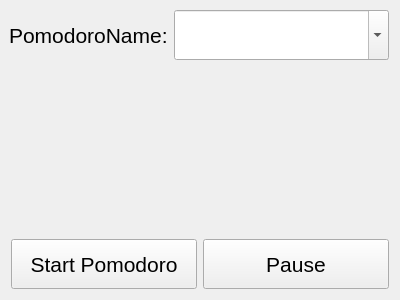
Above: ui/TimerWindow.ui from mayuso/Qomodoro before the change. Below: the same form after it.
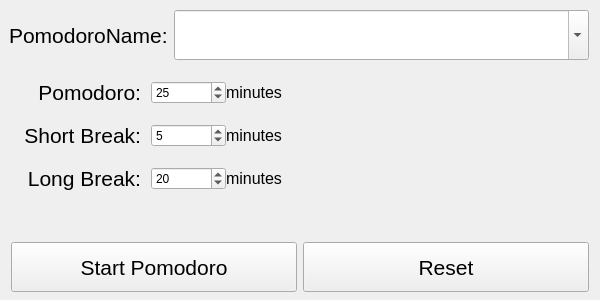
That is the form after the change. Custom widgets are drawn as their Qt base class.

Commit message: Added DayChart and configurable times

Diff of the .ui file:
```diff
--- a/ui/TimerWindow.ui
+++ b/ui/TimerWindow.ui
@@ -6,7 +6,7 @@
    <rect>
     <x>0</x>
     <y>0</y>
-    <width>400</width>
+    <width>600</width>
     <height>300</height>
    </rect>
   </property>
@@ -114,15 +114,440 @@
     </widget>
    </item>
    <item>
-    <widget class="TimeLabel" name="timeLabel">
-     <property name="text">
-      <string/>
-     </property>
-     <property name="alignment">
-      <set>Qt::AlignCenter</set>
-     </property>
+    <widget class="QWidget" name="horizontalWidget" native="true">
+     <layout class="QHBoxLayout" name="horizontalLayout_5">
+      <item>
+       <widget class="QWidget" name="verticalWidget" native="true">
+        <property name="sizePolicy">
+         <sizepolicy hsizetype="Preferred" vsizetype="Minimum">
+          <horstretch>0</horstretch>
+          <verstretch>0</verstretch>
+         </sizepolicy>
+        </property>
+        <layout class="QVBoxLayout" name="verticalLayout_2">
+         <property name="spacing">
+          <number>0</number>
+         </property>
+         <property name="leftMargin">
+          <number>0</number>
+         </property>
+         <property name="topMargin">
+          <number>0</number>
+         </property>
+         <property name="rightMargin">
+          <number>0</number>
+         </property>
+         <property name="bottomMargin">
+          <number>0</number>
+         </property>
+         <item>
+          <widget class="QWidget" name="horizontalWidget2" native="true">
+           <property name="sizePolicy">
+            <sizepolicy hsizetype="Preferred" vsizetype="Fixed">
+             <horstretch>0</horstretch>
+             <verstretch>0</verstretch>
+            </sizepolicy>
+           </property>
+           <property name="maximumSize">
+            <size>
+             <width>16777215</width>
+             <height>50</height>
+            </size>
+           </property>
+           <layout class="QHBoxLayout" name="horizontalLayout">
+            <property name="spacing">
+             <number>0</number>
+            </property>
+            <property name="leftMargin">
+             <number>0</number>
+            </property>
+            <property name="topMargin">
+             <number>9</number>
+            </property>
+            <property name="rightMargin">
+             <number>0</number>
+            </property>
+            <property name="bottomMargin">
+             <number>9</number>
+            </property>
+            <item>
+             <widget class="QLabel" name="pomodoroLabel">
+              <property name="minimumSize">
+               <size>
+                <width>140</width>
+                <height>0</height>
+               </size>
+              </property>
+              <property name="maximumSize">
+               <size>
+                <width>140</width>
+                <height>16777215</height>
+               </size>
+              </property>
+              <property name="font">
+               <font>
+                <pointsize>16</pointsize>
+               </font>
+              </property>
+              <property name="text">
+               <string>Pomodoro:</string>
+              </property>
+              <property name="alignment">
+               <set>Qt::AlignRight|Qt::AlignTrailing|Qt::AlignVCenter</set>
+              </property>
+              <property name="indent">
+               <number>10</number>
+              </property>
+             </widget>
+            </item>
+            <item>
+             <widget class="QSpinBox" name="pomodoroTime">
+              <property name="sizePolicy">
+               <sizepolicy hsizetype="Fixed" vsizetype="Fixed">
+                <horstretch>0</horstretch>
+                <verstretch>0</verstretch>
+               </sizepolicy>
+              </property>
+              <property name="minimumSize">
+               <size>
+                <width>75</width>
+                <height>0</height>
+               </size>
+              </property>
+              <property name="maximumSize">
+               <size>
+                <width>75</width>
+                <height>16777215</height>
+               </size>
+              </property>
+              <property name="minimum">
+               <number>10</number>
+              </property>
+              <property name="maximum">
+               <number>120</number>
+              </property>
+              <property name="value">
+               <number>25</number>
+              </property>
+             </widget>
+            </item>
+            <item>
+             <widget class="QLabel" name="labelMinutes">
+              <property name="minimumSize">
+               <size>
+                <width>80</width>
+                <height>0</height>
+               </size>
+              </property>
+              <property name="maximumSize">
+               <size>
+                <width>80</width>
+                <height>16777215</height>
+               </size>
+              </property>
+              <property name="font">
+               <font>
+                <pointsize>12</pointsize>
+               </font>
+              </property>
+              <property name="text">
+               <string>minutes</string>
+              </property>
+             </widget>
+            </item>
+           </layout>
+          </widget>
+         </item>
+         <item>
+          <widget class="QWidget" name="horizontalWidget3" native="true">
+           <property name="sizePolicy">
+            <sizepolicy hsizetype="Preferred" vsizetype="Fixed">
+             <horstretch>0</horstretch>
+             <verstretch>0</verstretch>
+            </sizepolicy>
+           </property>
+           <property name="maximumSize">
+            <size>
+             <width>16777215</width>
+             <height>50</height>
+            </size>
+           </property>
+           <layout class="QHBoxLayout" name="horizontalLayout_4">
+            <property name="spacing">
+             <number>0</number>
+            </property>
+            <property name="leftMargin">
+             <number>0</number>
+            </property>
+            <property name="topMargin">
+             <number>9</number>
+            </property>
+            <property name="rightMargin">
+             <number>0</number>
+            </property>
+            <property name="bottomMargin">
+             <number>9</number>
+            </property>
+            <item>
+             <widget class="QLabel" name="shortBreakLabel">
+              <property name="minimumSize">
+               <size>
+                <width>140</width>
+                <height>0</height>
+               </size>
+              </property>
+              <property name="maximumSize">
+               <size>
+                <width>140</width>
+                <height>16777215</height>
+               </size>
+              </property>
+              <property name="font">
+               <font>
+                <pointsize>16</pointsize>
+               </font>
+              </property>
+              <property name="text">
+               <string>Short Break:</string>
+              </property>
+              <property name="alignment">
+               <set>Qt::AlignRight|Qt::AlignTrailing|Qt::AlignVCenter</set>
+              </property>
+              <property name="indent">
+               <number>10</number>
+              </property>
+             </widget>
+            </item>
+            <item>
+             <widget class="QSpinBox" name="shortBreakTime">
+              <property name="sizePolicy">
+               <sizepolicy hsizetype="Fixed" vsizetype="Fixed">
+                <horstretch>0</horstretch>
+                <verstretch>0</verstretch>
+               </sizepolicy>
+              </property>
+              <property name="minimumSize">
+               <size>
+                <width>75</width>
+                <height>0</height>
+               </size>
+              </property>
+              <property name="maximumSize">
+               <size>
+                <width>75</width>
+                <height>16777215</height>
+               </size>
+              </property>
+              <property name="minimum">
+               <number>1</number>
+              </property>
+              <property name="maximum">
+               <number>20</number>
+              </property>
+              <property name="value">
+               <number>5</number>
+              </property>
+             </widget>
+            </item>
+            <item>
+             <widget class="QLabel" name="labelMinutes2">
+              <property name="minimumSize">
+               <size>
+                <width>80</width>
+                <height>0</height>
+               </size>
+              </property>
+              <property name="maximumSize">
+               <size>
+                <width>80</width>
+                <height>16777215</height>
+               </size>
+              </property>
+              <property name="font">
+               <font>
+                <pointsize>12</pointsize>
+               </font>
+              </property>
+              <property name="text">
+               <string>minutes</string>
+              </property>
+             </widget>
+            </item>
+           </layout>
+          </widget>
+         </item>
+         <item>
+          <widget class="QWidget" name="horizontalWidget4" native="true">
+           <property name="sizePolicy">
+            <sizepolicy hsizetype="Preferred" vsizetype="Fixed">
+             <horstretch>0</horstretch>
+             <verstretch>0</verstretch>
+            </sizepolicy>
+           </property>
+           <property name="maximumSize">
+            <size>
+             <width>16777215</width>
+             <height>50</height>
+            </size>
+           </property>
+           <layout class="QHBoxLayout" name="horizontalLayout_3">
+            <property name="spacing">
+             <number>0</number>
+            </property>
+            <property name="leftMargin">
+             <number>0</number>
+            </property>
+            <property name="topMargin">
+             <number>9</number>
+            </property>
+            <property name="rightMargin">
+             <number>0</number>
+            </property>
+            <property name="bottomMargin">
+             <number>9</number>
+            </property>
+            <item>
+             <widget class="QLabel" name="longBreakLabel">
+              <property name="minimumSize">
+               <size>
+                <width>140</width>
+                <height>0</height>
+               </size>
+              </property>
+              <property name="maximumSize">
+               <size>
+                <width>140</width>
+                <height>16777215</height>
+               </size>
+              </property>
+              <property name="font">
+               <font>
+                <pointsize>16</pointsize>
+               </font>
+              </property>
+              <property name="text">
+               <string>Long Break:</string>
+              </property>
+              <property name="alignment">
+               <set>Qt::AlignRight|Qt::AlignTrailing|Qt::AlignVCenter</set>
+              </property>
+              <property name="indent">
+               <number>10</number>
+              </property>
+             </widget>
+            </item>
+            <item>
+             <widget class="QSpinBox" name="longBreakTime">
+              <property name="sizePolicy">
+               <sizepolicy hsizetype="Fixed" vsizetype="Fixed">
+                <horstretch>0</horstretch>
+                <verstretch>0</verstretch>
+               </sizepolicy>
+              </property>
+              <property name="minimumSize">
+               <size>
+                <width>75</width>
+                <height>0</height>
+               </size>
+              </property>
+              <property name="maximumSize">
+               <size>
+                <width>75</width>
+                <height>16777215</height>
+               </size>
+              </property>
+              <property name="minimum">
+               <number>5</number>
+              </property>
+              <property name="maximum">
+               <number>60</number>
+              </property>
+              <property name="value">
+               <number>20</number>
+              </property>
+             </widget>
+            </item>
+            <item>
+             <widget class="QLabel" name="labelMinutes3">
+              <property name="minimumSize">
+               <size>
+                <width>80</width>
+                <height>0</height>
+               </size>
+              </property>
+              <property name="maximumSize">
+               <size>
+                <width>80</width>
+                <height>16777215</height>
+               </size>
+              </property>
+              <property name="font">
+               <font>
+                <pointsize>12</pointsize>
+               </font>
+              </property>
+              <property name="text">
+               <string>minutes</string>
+              </property>
+             </widget>
+            </item>
+           </layout>
+          </widget>
+         </item>
+        </layout>
+       </widget>
+      </item>
+      <item>
+       <spacer name="horizontalSpacer">
+        <property name="orientation">
+         <enum>Qt::Horizontal</enum>
+        </property>
+        <property name="sizeType">
+         <enum>QSizePolicy::Fixed</enum>
+        </property>
+        <property name="sizeHint" stdset="0">
+         <size>
+          <width>30</width>
+          <height>20</height>
+         </size>
+        </property>
+       </spacer>
+      </item>
+      <item>
+       <widget class="TimeLabel" name="timeLabel">
+        <property name="sizePolicy">
+         <sizepolicy hsizetype="Expanding" vsizetype="Preferred">
+          <horstretch>0</horstretch>
+          <verstretch>0</verstretch>
+         </sizepolicy>
+        </property>
+        <property name="text">
+         <string/>
+        </property>
+        <property name="alignment">
+         <set>Qt::AlignLeading|Qt::AlignLeft|Qt::AlignVCenter</set>
+        </property>
+       </widget>
+      </item>
+     </layout>
     </widget>
    </item>
+   <item>
+    <spacer name="verticalSpacer_2">
+     <property name="orientation">
+      <enum>Qt::Vertical</enum>
+     </property>
+     <property name="sizeType">
+      <enum>QSizePolicy::Fixed</enum>
+     </property>
+     <property name="sizeHint" stdset="0">
+      <size>
+       <width>20</width>
+       <height>20</height>
+      </size>
+     </property>
+    </spacer>
+   </item>
    <item>
     <widget class="QWidget" name="buttonsWidget" native="true">
      <property name="sizePolicy">
@@ -157,7 +582,7 @@
        </widget>
       </item>
       <item>
-       <widget class="QPushButton" name="pauseButton">
+       <widget class="QPushButton" name="resetButton">
         <property name="minimumSize">
          <size>
           <width>0</width>
@@ -170,7 +595,7 @@
          </font>
         </property>
         <property name="text">
-         <string>Pause</string>
+         <string>Reset</string>
         </property>
        </widget>
       </item>
```
The commit also changes 9 other files.
